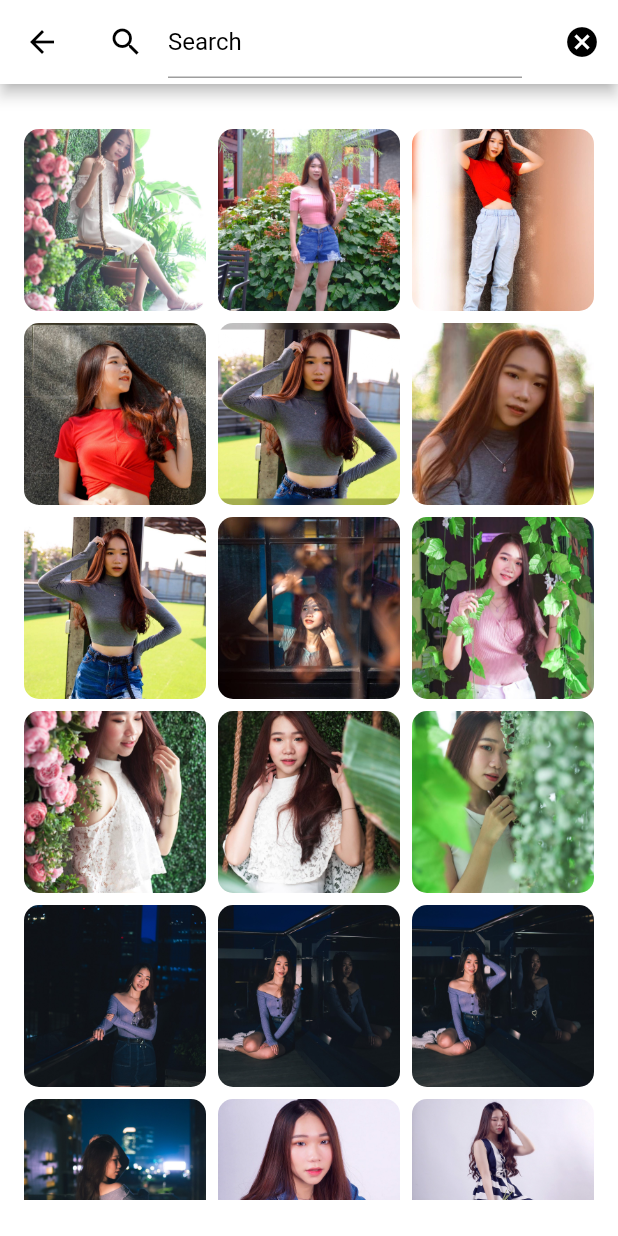
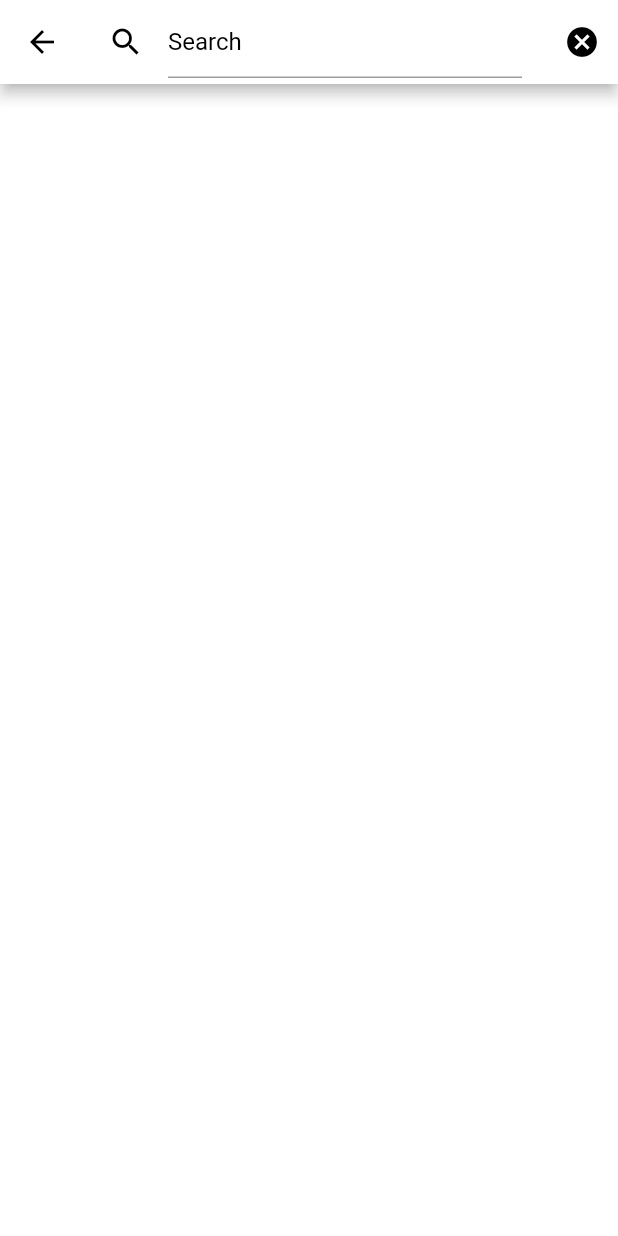
Before and after one commit to vanesanellie/We_Meet, a Flutter app: the Explore1 screen opened directly, on a phone screen of 412 x 824 dp. Run offline on Flutter 3.47's test engine with Material 2 defaults, Android fonts, the phone set to English and light mode, and no system bars; our stand-ins replace flutter_icons, flutter_svg, image_picker; missing offline and left inert: flutter_session, keyboard_avoider.

```diff
--- a/flutter_application_1/lib/Screens/Explore/_Explore1.dart
+++ b/flutter_application_1/lib/Screens/Explore/_Explore1.dart
@@ -1,4 +1,6 @@
 import 'package:flutter/material.dart';
+import 'package:flutter_application_1/constant/story_json.dart';
+import 'package:http/http.dart' as http;
 
 class Explore1 extends StatefulWidget {
   @override
@@ -6,12 +8,29 @@ class Explore1 extends StatefulWidget {
 }
 
 class _Explore1State extends State<Explore1> {
+
+  TextEditingController username = new TextEditingController();
+  String name;
+  String url = 'https://wemeetuntar.000webhostapp.com/Search.php';
+  Future<String> senddata(BuildContext context) async {
+    final response =
+        await http.post(Uri.parse(url), body: {
+          "searchpeople": username.text,
+          name : "result",
+        });
+
+  }
+
+
   @override
   Widget build(BuildContext context) {
+
+    print(name);
     Size size = MediaQuery.of(context).size;
     return Scaffold(
       appBar: new AppBar(
         title: TextField(
+          controller: username,
           style: TextStyle(color: Colors.black),
           decoration: InputDecoration(
               icon: Icon(Icons.search, color: Colors.black),
@@ -27,44 +46,44 @@ class _Explore1State extends State<Explore1> {
           ),
         ],
       ),
-      body: Container(
-        padding: EdgeInsets.only(top: 30),
-        child: Container(
-          height: size.height * 1,
-          padding: EdgeInsets.only(
-            left: 16,
-            right: 16,
-            top: 0,
-            bottom: 24,
-          ),
-          child: GridView.count(
-            crossAxisCount: 3,
-            crossAxisSpacing: 8,
-            mainAxisSpacing: 8,
-            physics: BouncingScrollPhysics(),
-            children: List.generate(19, (index) {
-              return Container(
-                child: GestureDetector(
-                  onTap: (){
-                  },
-                  child: Container(
-                    decoration: BoxDecoration(
-                        borderRadius: BorderRadius.all(
-                          Radius.circular(10),
-                        ),
-                        image: DecorationImage(
-                            image: AssetImage("assets/images/Post_" +
-                                index.toString() +
-                                ".jpg"),
-                            fit: BoxFit.cover)),
-                  ),
-                ),
+      // body: Container(
+      //   padding: EdgeInsets.only(top: 30),
+      //   child: Container(
+      //     height: size.height * 1,
+      //     padding: EdgeInsets.only(
+      //       left: 16,
+      //       right: 16,
+      //       top: 0,
+      //       bottom: 24,
+      //     ),
+      //     child: GridView.count(
+      //       crossAxisCount: 3,
+      //       crossAxisSpacing: 8,
+      //       mainAxisSpacing: 8,
+      //       physics: BouncingScrollPhysics(),
+      //       children: List.generate(19, (index) {
+      //         return Container(
+      //           child: GestureDetector(
+      //             onTap: (){
+      //             },
+      //             child: Container(
+      //               decoration: BoxDecoration(
+      //                   borderRadius: BorderRadius.all(
+      //                     Radius.circular(10),
+      //                   ),
+      //                   image: DecorationImage(
+      //                       image: AssetImage("assets/images/Post_" +
+      //                           index.toString() +
+      //                           ".jpg"),
+      //                       fit: BoxFit.cover)),
+      //             ),
+      //           ),
 
-              );
-            }),
-          ),
-        ),
-      ),
+      //         );
+      //       }),
+      //     ),
+      //   ),
+      // ),
     );
   }
 }
--- a/flutter_application_1/lib/Screens/Login/components/body.dart
+++ b/flutter_application_1/lib/Screens/Login/components/body.dart
@@ -40,7 +40,7 @@ class _BodyState extends State<Body> {
 
     Future<void> saveData(context) async {
     String email = "login_username";
-    await FlutterSession().set('username', email);
+    await FlutterSession().set("username", email);
 
     //await FlutterSession().set("username", email);
     Navigator.push(context,
```
